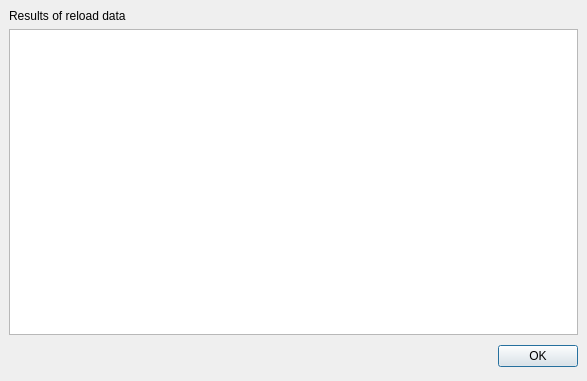
veusz/veusz, file dialogs/reloaddata.ui: the form before one commit.
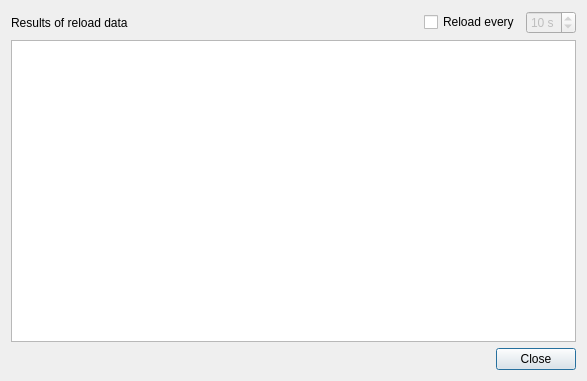
The form after the commit.

Commit message: Make reload data dialog box non modal. Add option to reload at intervals or manually if button pressed.

```diff
--- a/dialogs/reloaddata.ui
+++ b/dialogs/reloaddata.ui
@@ -15,23 +15,57 @@
   <property name="windowTitle" >
    <string>Reload data - Veusz</string>
   </property>
-  <layout class="QVBoxLayout" >
-   <property name="margin" >
-    <number>9</number>
-   </property>
-   <property name="spacing" >
-    <number>6</number>
-   </property>
+  <layout class="QVBoxLayout" name="verticalLayout">
    <item>
-    <widget class="QLabel" name="label" >
-     <property name="text" >
-      <string>Results of reload data</string>
-     </property>
-    </widget>
+    <layout class="QHBoxLayout" name="horizontalLayout_2">
+     <item>
+      <widget class="QLabel" name="label">
+       <property name="text">
+        <string>Results of reload data</string>
+       </property>
+      </widget>
+     </item>
+     <item>
+      <spacer name="horizontalSpacer">
+       <property name="orientation">
+        <enum>Qt::Horizontal</enum>
+       </property>
+       <property name="sizeHint" stdset="0">
+        <size>
+         <width>0</width>
+         <height>0</height>
+        </size>
+       </property>
+      </spacer>
+     </item>
+     <item>
+      <widget class="QCheckBox" name="intervalCheck">
+       <property name="text">
+        <string>Reload every</string>
+       </property>
+      </widget>
+     </item>
+     <item>
+      <widget class="QSpinBox" name="intervalTime">
+       <property name="enabled">
+        <bool>false</bool>
+       </property>
+       <property name="suffix">
+        <string> s</string>
+       </property>
+       <property name="minimum">
+        <number>1</number>
+       </property>
+       <property name="value">
+        <number>10</number>
+       </property>
+      </widget>
+     </item>
+    </layout>
    </item>
    <item>
-    <widget class="QTextEdit" name="outputedit" >
-     <property name="font" >
+    <widget class="QTextEdit" name="outputedit">
+     <property name="font">
       <font>
        <family>Sans Serif</family>
        <pointsize>9</pointsize>
@@ -51,34 +85,11 @@
     </widget>
    </item>
    <item>
-    <layout class="QHBoxLayout" >
-     <property name="margin" >
-      <number>0</number>
+    <widget class="QDialogButtonBox" name="buttonBox">
+     <property name="standardButtons">
+      <set>QDialogButtonBox::Close</set>
      </property>
-     <property name="spacing" >
-      <number>6</number>
-     </property>
-     <item>
-      <spacer>
-       <property name="orientation" >
-        <enum>Qt::Horizontal</enum>
-       </property>
-       <property name="sizeHint" >
-        <size>
-         <width>131</width>
-         <height>31</height>
-        </size>
-       </property>
-      </spacer>
-     </item>
-     <item>
-      <widget class="QPushButton" name="okButton" >
-       <property name="text" >
-        <string>OK</string>
-       </property>
-      </widget>
-     </item>
-    </layout>
+    </widget>
    </item>
   </layout>
  </widget>
```
Left out of the diff: 51 changed lines with no effect on the pictures. The commit also changes 3 other files.
